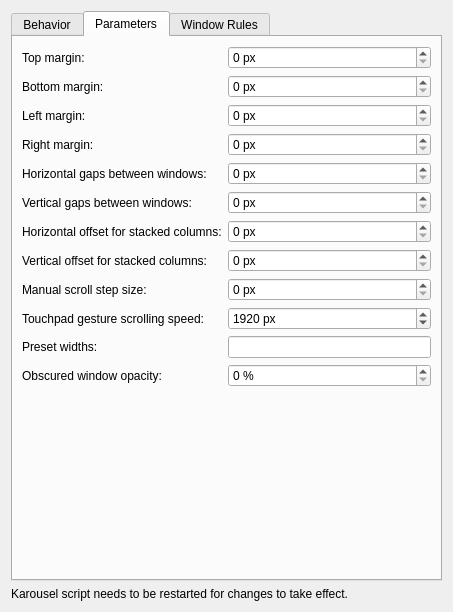
peterfajdiga/karousel, file package/contents/ui/config.ui: the form before one commit.
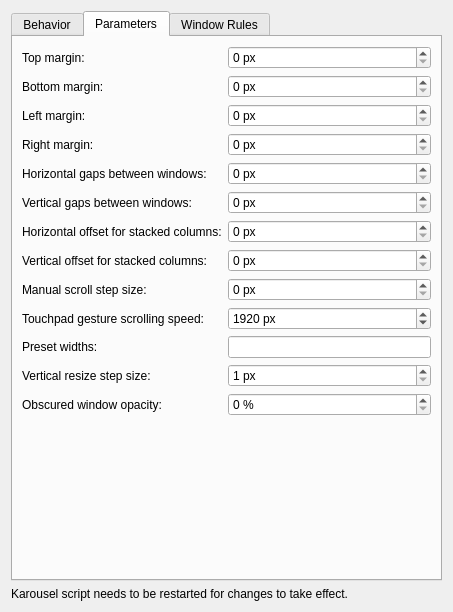
The form after the commit. The open tabs and pages were chosen to show the change.

Commit message:
Add "Increase window height upwards/downwards" actions (#150)
* Add "Increase/Decrease window height" actions

The "Stacking offset Y" config is reused as the step size.

* Change actions to increase-window-height-{up,down}

* Add a config parameter for the step size.

* Add tests

* Set minimum step size to 1.

* Move verticalResizeStepSize to Actions.config

---------

What changed in the file:
```diff
--- a/package/contents/ui/config.ui
+++ b/package/contents/ui/config.ui
@@ -430,13 +430,40 @@
                             </item>
 
                             <item row="11" column="0">
+                                <widget class="QLabel" name="label_verticalResizeStepSize">
+                                    <property name="text">
+                                        <string>Vertical resize step size:</string>
+                                    </property>
+                                    <property name="toolTip">
+                                        <string>Step size when increasing/decreasing window height</string>
+                                    </property>
+                                </widget>
+                            </item>
+                            <item row="11" column="1">
+                                <widget class="QSpinBox" name="kcfg_verticalResizeStepSize">
+                                    <property name="suffix">
+                                        <string> px</string>
+                                    </property>
+                                    <property name="maximum">
+                                        <number>999</number>
+                                    </property>
+                                    <property name="minimum">
+                                        <number>1</number>
+                                    </property>
+                                    <property name="value">
+                                        <number>1</number>
+                                    </property>
+                                </widget>
+                            </item>
+
+                            <item row="12" column="0">
                                 <widget class="QLabel" name="label_offScreenOpacity">
                                     <property name="text">
                                         <string>Obscured window opacity:</string>
                                     </property>
                                 </widget>
                             </item>
-                            <item row="11" column="1">
+                            <item row="12" column="1">
                                 <widget class="QSpinBox" name="kcfg_offScreenOpacity">
                                     <property name="suffix">
                                         <string> %</string>
```
The commit also changes 6 other files.
